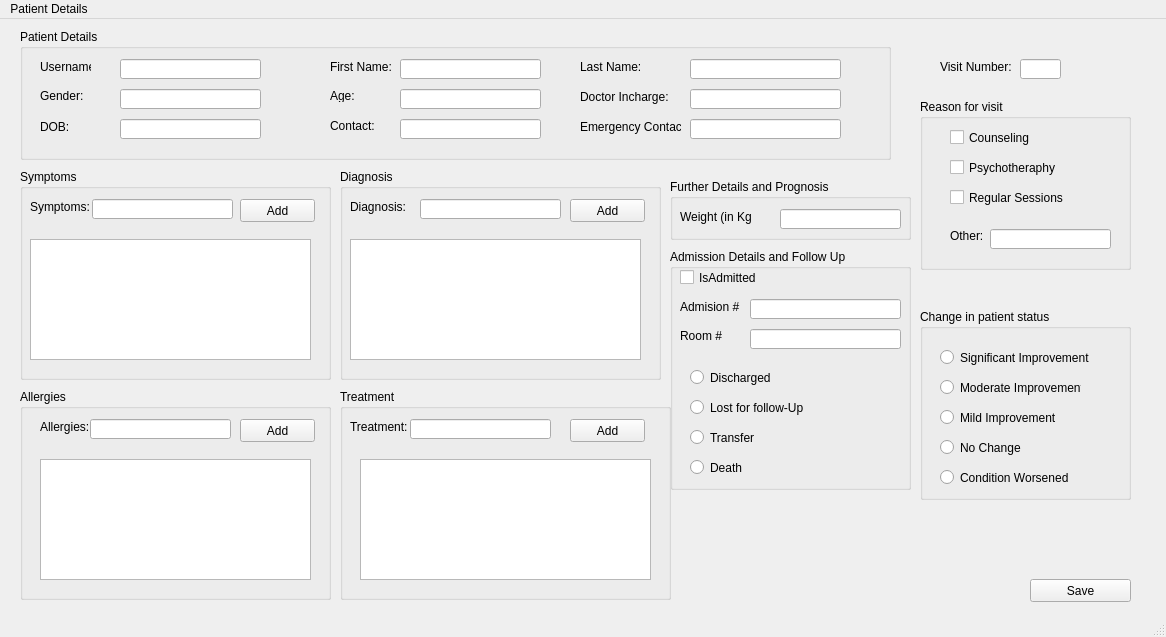
First picture: the form in edit_patient_record.ui, repository fakehafaisal/db_project, before the edit.
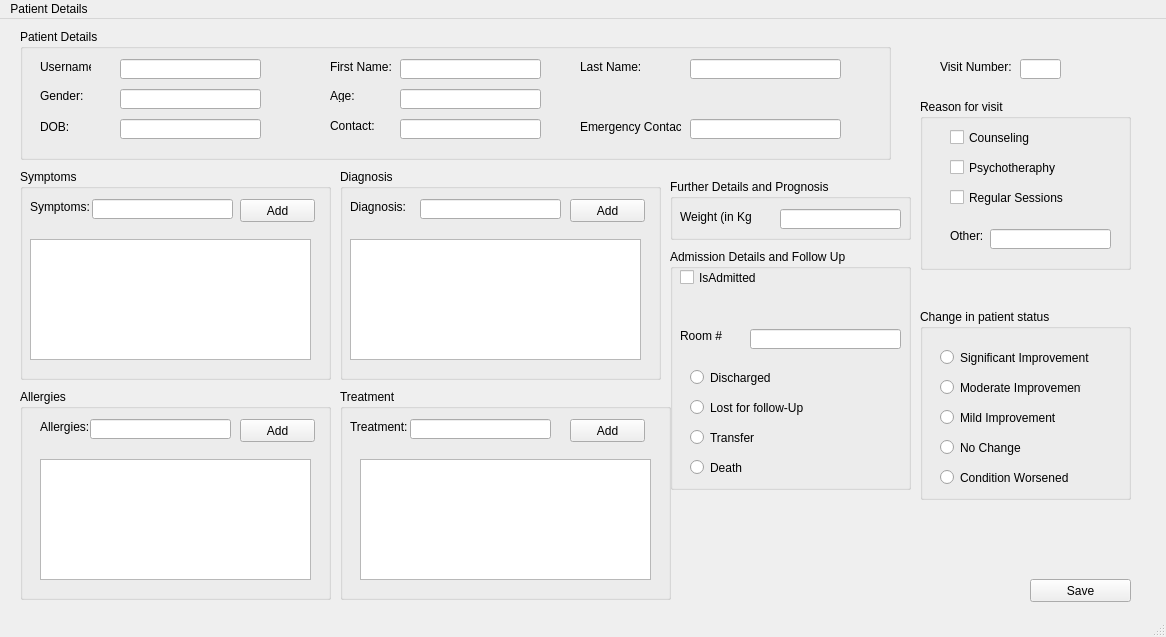
Second picture: the form after the edit.

Commit message: ui of editable bari wali screen updated

```diff
--- a/edit_patient_record.ui
+++ b/edit_patient_record.ui
@@ -142,35 +142,6 @@
       <string>Last Name:</string>
      </property>
     </widget>
-    <widget class="QLineEdit" name="lineEdit_6">
-     <property name="geometry">
-      <rect>
-       <x>670</x>
-       <y>60</y>
-       <width>151</width>
-       <height>20</height>
-      </rect>
-     </property>
-     <property name="text">
-      <string/>
-     </property>
-     <property name="readOnly">
-      <bool>true</bool>
-     </property>
-    </widget>
-    <widget class="QLabel" name="label_7">
-     <property name="geometry">
-      <rect>
-       <x>560</x>
-       <y>60</y>
-       <width>91</width>
-       <height>16</height>
-      </rect>
-     </property>
-     <property name="text">
-      <string>Doctor Incharge:</string>
-     </property>
-    </widget>
     <widget class="QLabel" name="label_32">
      <property name="geometry">
       <rect>
@@ -605,32 +576,6 @@
     <property name="title">
      <string>Admission Details and Follow Up</string>
     </property>
-    <widget class="QLabel" name="label_31">
-     <property name="geometry">
-      <rect>
-       <x>10</x>
-       <y>50</y>
-       <width>61</width>
-       <height>16</height>
-      </rect>
-     </property>
-     <property name="text">
-      <string>Admision #</string>
-     </property>
-    </widget>
-    <widget class="QLineEdit" name="lineEdit_9">
-     <property name="geometry">
-      <rect>
-       <x>80</x>
-       <y>50</y>
-       <width>151</width>
-       <height>20</height>
-      </rect>
-     </property>
-     <property name="readOnly">
-      <bool>false</bool>
-     </property>
-    </widget>
     <widget class="QLabel" name="label_35">
      <property name="geometry">
       <rect>
```
